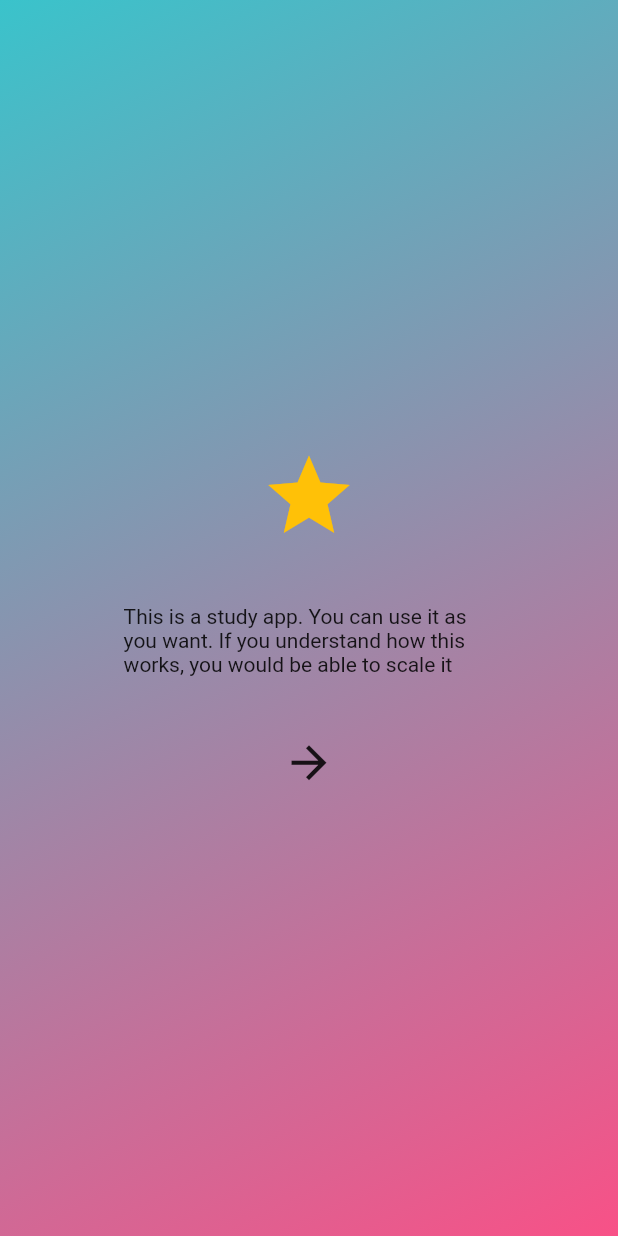
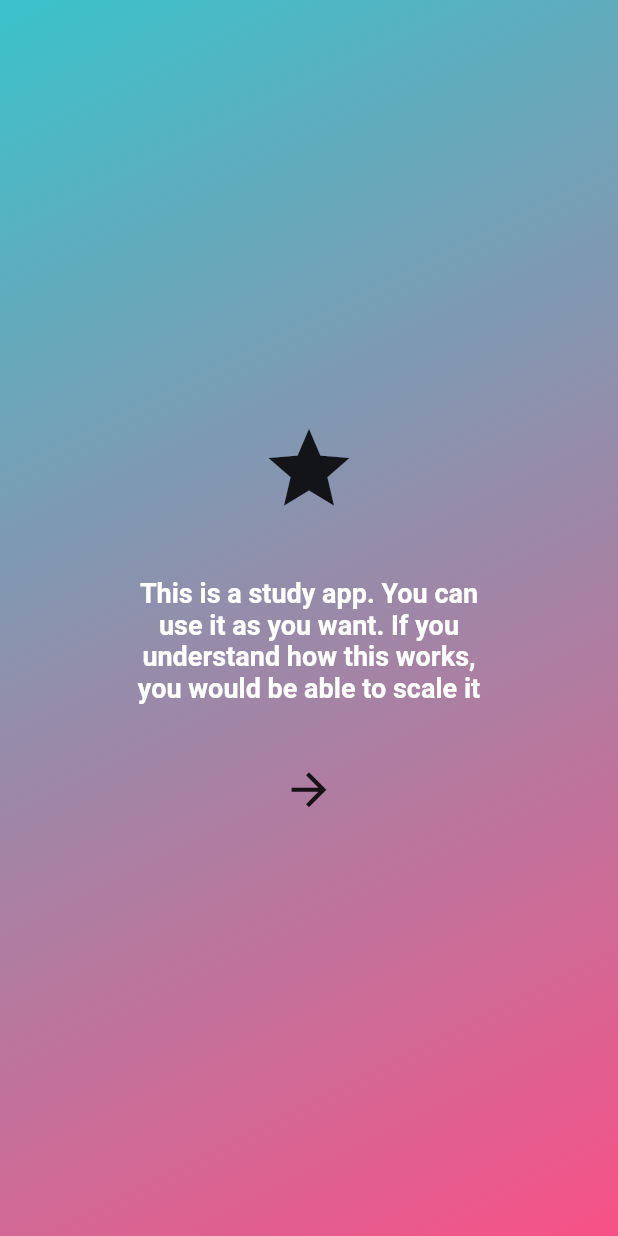
Before and after one commit to uemirhanselim/Study-Master-App, a Flutter app: the screen it shows after launch, on a phone screen of 412 x 824 dp. Run offline on Flutter 3.47's test engine with Material 2 defaults, Android fonts, the phone set to English and light mode, and no system bars; our stand-ins replace cloud_firestore, firebase_core, get, google_fonts; accounts and stored records are empty; project files that could hold a hidden picture were left out.

Commit message:
additionaly textstyle added to body text

```diff
--- a/lib/view/introduction/introduction_view.dart
+++ b/lib/view/introduction/introduction_view.dart
@@ -20,11 +20,16 @@ class IntroductionView extends StatelessWidget {
                 const Icon(
                   Icons.star,
                   size: 65,
-                  color: Colors.amber,
                 ),
                 const SizedBox(height: 40),
                 const Text(
-                    'This is a study app. You can use it as you want. If you understand how this works, you would be able to scale it'),
+                  'This is a study app. You can use it as you want. If you understand how this works, you would be able to scale it',
+                  style: TextStyle(
+                      fontSize: 18,
+                      color: onSurfaceTextColor,
+                      fontWeight: FontWeight.bold),
+                  textAlign: TextAlign.center,
+                ),
                 const SizedBox(height: 40),
                 AppCircleButton(
                   onTap: () => null,
```
